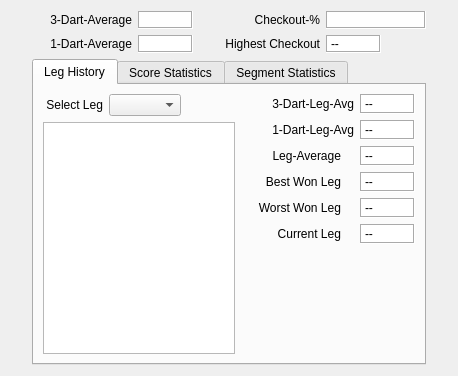
The window that src/stats_window.ui (m1ld3/dartomato) describes before a commit, drawn with Qt 5.
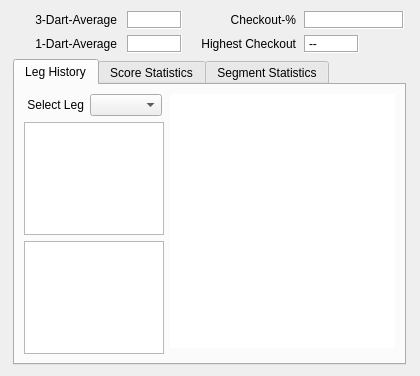
The same window after the commit.

Commit message: Use models and view for statistics window, wip

The edit to the form file:
```diff
--- a/src/stats_window.ui
+++ b/src/stats_window.ui
@@ -6,10 +6,22 @@
    <rect>
     <x>0</x>
     <y>0</y>
-    <width>458</width>
+    <width>420</width>
     <height>369</height>
    </rect>
   </property>
+  <property name="minimumSize">
+   <size>
+    <width>420</width>
+    <height>0</height>
+   </size>
+  </property>
+  <property name="maximumSize">
+   <size>
+    <width>420</width>
+    <height>16777215</height>
+   </size>
+  </property>
   <property name="windowTitle">
    <string>Statistics</string>
   </property>
@@ -325,12 +337,68 @@
            </item>
           </layout>
          </item>
+         <item>
+          <widget class="QListView" name="listViewDartsPerRound"/>
+         </item>
          <item>
           <widget class="QTextBrowser" name="textBrowser"/>
          </item>
         </layout>
        </item>
-       <item row="0" column="1" rowspan="2">
+       <item row="0" column="2">
+        <layout class="QVBoxLayout" name="verticalLayout_12">
+         <item>
+          <widget class="QTableView" name="tableViewLegStats">
+           <property name="minimumSize">
+            <size>
+             <width>225</width>
+             <height>0</height>
+            </size>
+           </property>
+           <property name="frameShape">
+            <enum>QFrame::NoFrame</enum>
+           </property>
+           <property name="verticalScrollBarPolicy">
+            <enum>Qt::ScrollBarAlwaysOff</enum>
+           </property>
+           <property name="horizontalScrollBarPolicy">
+            <enum>Qt::ScrollBarAlwaysOff</enum>
+           </property>
+           <property name="sizeAdjustPolicy">
+            <enum>QAbstractScrollArea::AdjustToContents</enum>
+           </property>
+           <property name="editTriggers">
+            <set>QAbstractItemView::NoEditTriggers</set>
+           </property>
+           <property name="tabKeyNavigation">
+            <bool>false</bool>
+           </property>
+           <property name="showDropIndicator" stdset="0">
+            <bool>false</bool>
+           </property>
+           <property name="dragDropOverwriteMode">
+            <bool>false</bool>
+           </property>
+           <property name="showGrid">
+            <bool>false</bool>
+           </property>
+           <attribute name="horizontalHeaderVisible">
+            <bool>false</bool>
+           </attribute>
+           <attribute name="horizontalHeaderHighlightSections">
+            <bool>false</bool>
+           </attribute>
+           <attribute name="verticalHeaderVisible">
+            <bool>false</bool>
+           </attribute>
+           <attribute name="verticalHeaderHighlightSections">
+            <bool>false</bool>
+           </attribute>
+          </widget>
+         </item>
+        </layout>
+       </item>
+       <item row="0" column="1">
         <spacer name="horizontalSpacer">
          <property name="orientation">
           <enum>Qt::Horizontal</enum>
@@ -343,489 +411,6 @@
          </property>
         </spacer>
        </item>
-       <item row="0" column="2">
-        <layout class="QVBoxLayout" name="verticalLayout_12">
-         <item>
-          <layout class="QHBoxLayout" name="horizontalLayout_16">
-           <item>
-            <spacer name="horizontalSpacer_7">
-             <property name="orientation">
-              <enum>Qt::Horizontal</enum>
-             </property>
-             <property name="sizeHint" stdset="0">
-              <size>
-               <width>40</width>
-               <height>20</height>
-              </size>
-             </property>
-            </spacer>
-           </item>
-           <item>
-            <widget class="QLabel" name="labelLegAvg3">
-             <property name="sizePolicy">
-              <sizepolicy hsizetype="Fixed" vsizetype="Preferred">
-               <horstretch>0</horstretch>
-               <verstretch>0</verstretch>
-              </sizepolicy>
-             </property>
-             <property name="minimumSize">
-              <size>
-               <width>100</width>
-               <height>0</height>
-              </size>
-             </property>
-             <property name="maximumSize">
-              <size>
-               <width>100</width>
-               <height>50</height>
-              </size>
-             </property>
-             <property name="text">
-              <string>3-Dart-Leg-Avg</string>
-             </property>
-             <property name="alignment">
-              <set>Qt::AlignRight|Qt::AlignTrailing|Qt::AlignVCenter</set>
-             </property>
-            </widget>
-           </item>
-           <item>
-            <widget class="QLabel" name="labelLegAvg3Input">
-             <property name="minimumSize">
-              <size>
-               <width>55</width>
-               <height>0</height>
-              </size>
-             </property>
-             <property name="maximumSize">
-              <size>
-               <width>55</width>
-               <height>50</height>
-              </size>
-             </property>
-             <property name="styleSheet">
-              <string notr="true">QLabel {background-color: white}</string>
-             </property>
-             <property name="frameShape">
-              <enum>QFrame::Box</enum>
-             </property>
-             <property name="frameShadow">
-              <enum>QFrame::Sunken</enum>
-             </property>
-             <property name="text">
-              <string>--</string>
-             </property>
-            </widget>
-           </item>
-          </layout>
-         </item>
-         <item>
-          <layout class="QHBoxLayout" name="horizontalLayout_18">
-           <item>
-            <spacer name="horizontalSpacer_6">
-             <property name="orientation">
-              <enum>Qt::Horizontal</enum>
-             </property>
-             <property name="sizeHint" stdset="0">
-              <size>
-               <width>40</width>
-               <height>20</height>
-              </size>
-             </property>
-            </spacer>
-           </item>
-           <item>
-            <widget class="QLabel" name="labelLegAvg1">
-             <property name="sizePolicy">
-              <sizepolicy hsizetype="Fixed" vsizetype="Preferred">
-               <horstretch>0</horstretch>
-               <verstretch>0</verstretch>
-              </sizepolicy>
-             </property>
-             <property name="minimumSize">
-              <size>
-               <width>100</width>
-               <height>0</height>
-              </size>
-             </property>
-             <property name="maximumSize">
-              <size>
-               <width>100</width>
-               <height>50</height>
-              </size>
-             </property>
-             <property name="text">
-              <string>1-Dart-Leg-Avg</string>
-             </property>
-             <property name="alignment">
-              <set>Qt::AlignRight|Qt::AlignTrailing|Qt::AlignVCenter</set>
-             </property>
-            </widget>
-           </item>
-           <item>
-            <widget class="QLabel" name="labelLegAvg1Input">
-             <property name="minimumSize">
-              <size>
-               <width>55</width>
-               <height>0</height>
-              </size>
-             </property>
-             <property name="maximumSize">
-              <size>
-               <width>55</width>
-               <height>50</height>
-              </size>
-             </property>
-             <property name="styleSheet">
-              <string notr="true">QLabel {background-color: white}</string>
-             </property>
-             <property name="frameShape">
-              <enum>QFrame::Box</enum>
-             </property>
-             <property name="frameShadow">
-              <enum>QFrame::Sunken</enum>
-             </property>
-             <property name="text">
-              <string>--</string>
-             </property>
-            </widget>
-           </item>
-          </layout>
-         </item>
-         <item>
-          <layout class="QHBoxLayout" name="horizontalLayout_3">
-           <item>
-            <spacer name="horizontalSpacer_2">
-             <property name="orientation">
-              <enum>Qt::Horizontal</enum>
-             </property>
-             <property name="sizeHint" stdset="0">
-              <size>
-               <width>40</width>
-               <height>20</height>
-              </size>
-             </property>
-            </spacer>
-           </item>
-           <item>
-            <widget class="QLabel" name="labelLegAvg">
-             <property name="sizePolicy">
-              <sizepolicy hsizetype="Fixed" vsizetype="Preferred">
-               <horstretch>0</horstretch>
-               <verstretch>0</verstretch>
-              </sizepolicy>
-             </property>
-             <property name="minimumSize">
-              <size>
-               <width>85</width>
-               <height>0</height>
-              </size>
-             </property>
-             <property name="maximumSize">
-              <size>
-               <width>100</width>
-               <height>50</height>
-              </size>
-             </property>
-             <property name="text">
-              <string>Leg-Average</string>
-             </property>
-             <property name="alignment">
-              <set>Qt::AlignRight|Qt::AlignTrailing|Qt::AlignVCenter</set>
-             </property>
-            </widget>
-           </item>
-           <item>
-            <widget class="QLabel" name="labelLegAvgIcon">
-             <property name="text">
-              <string/>
-             </property>
-            </widget>
-           </item>
-           <item>
-            <widget class="QLabel" name="labelLegAvgInput">
-             <property name="minimumSize">
-              <size>
-               <width>55</width>
-               <height>0</height>
-              </size>
-             </property>
-             <property name="maximumSize">
-              <size>
-               <width>55</width>
-               <height>50</height>
-              </size>
-             </property>
-             <property name="styleSheet">
-              <string notr="true">QLabel {background-color: white}</string>
-             </property>
-             <property name="frameShape">
-              <enum>QFrame::Box</enum>
-             </property>
-             <property name="frameShadow">
-              <enum>QFrame::Sunken</enum>
-             </property>
-             <property name="text">
-              <string>--</string>
-             </property>
-            </widget>
-           </item>
-          </layout>
-         </item>
-         <item>
-          <layout class="QHBoxLayout" name="horizontalLayout_5">
-           <item>
-            <spacer name="horizontalSpacer_4">
-             <property name="orientation">
-              <enum>Qt::Horizontal</enum>
-             </property>
-             <property name="sizeHint" stdset="0">
-              <size>
-               <width>40</width>
-               <height>20</height>
-              </size>
-             </property>
-            </spacer>
-           </item>
-           <item>
-            <widget class="QLabel" name="labelBestLeg">
-             <property name="sizePolicy">
-              <sizepolicy hsizetype="Fixed" vsizetype="Preferred">
-               <horstretch>0</horstretch>
-               <verstretch>0</verstretch>
-              </sizepolicy>
-             </property>
-             <property name="minimumSize">
-              <size>
-               <width>100</width>
-               <height>0</height>
-              </size>
-             </property>
-             <property name="maximumSize">
-              <size>
-               <width>100</width>
-               <height>50</height>
-              </size>
-             </property>
-             <property name="text">
-              <string>Best Won Leg</string>
-             </property>
-             <property name="alignment">
-              <set>Qt::AlignRight|Qt::AlignTrailing|Qt::AlignVCenter</set>
-             </property>
-            </widget>
-           </item>
-           <item>
-            <widget class="QLabel" name="labelBestLegIcon">
-             <property name="text">
-              <string/>
-             </property>
-            </widget>
-           </item>
-           <item>
-            <widget class="QLabel" name="labelBestLegInput">
-             <property name="minimumSize">
-              <size>
-               <width>55</width>
-               <height>0</height>
-              </size>
-             </property>
-             <property name="maximumSize">
-              <size>
-               <width>55</width>
-               <height>50</height>
-              </size>
-             </property>
-             <property name="styleSheet">
-              <string notr="true">QLabel {background-color: white}</string>
-             </property>
-             <property name="frameShape">
-              <enum>QFrame::Box</enum>
-             </property>
-             <property name="frameShadow">
-              <enum>QFrame::Sunken</enum>
-             </property>
-             <property name="text">
-              <string>--</string>
-             </property>
-            </widget>
-           </item>
-          </layout>
-         </item>
-         <item>
-          <layout class="QHBoxLayout" name="horizontalLayout_6">
-           <item>
-            <spacer name="horizontalSpacer_5">
-             <property name="orientation">
-              <enum>Qt::Horizontal</enum>
-             </property>
-             <property name="sizeHint" stdset="0">
-              <size>
-               <width>40</width>
-               <height>20</height>
-              </size>
-             </property>
-            </spacer>
-           </item>
-           <item>
-            <widget class="QLabel" name="labelWorstLeg">
-             <property name="sizePolicy">
-              <sizepolicy hsizetype="Fixed" vsizetype="Preferred">
-               <horstretch>0</horstretch>
-               <verstretch>0</verstretch>
-              </sizepolicy>
-             </property>
-             <property name="minimumSize">
-              <size>
-               <width>100</width>
-               <height>0</height>
-              </size>
-             </property>
-             <property name="maximumSize">
-              <size>
-               <width>100</width>
-               <height>50</height>
-              </size>
-             </property>
-             <property name="text">
-              <string>Worst Won Leg</string>
-             </property>
-             <property name="alignment">
-              <set>Qt::AlignRight|Qt::AlignTrailing|Qt::AlignVCenter</set>
-             </property>
-            </widget>
-           </item>
-           <item>
-            <widget class="QLabel" name="labelWorstLegIcon">
-             <property name="text">
-              <string/>
-             </property>
-            </widget>
-           </item>
-           <item>
-            <widget class="QLabel" name="labelWorstLegInput">
-             <property name="minimumSize">
-              <size>
-               <width>55</width>
-               <height>0</height>
-              </size>
-             </property>
-             <property name="maximumSize">
-              <size>
-               <width>55</width>
-               <height>50</height>
-              </size>
-             </property>
-             <property name="styleSheet">
-              <string notr="true">QLabel {background-color: white}</string>
-             </property>
-             <property name="frameShape">
-              <enum>QFrame::Box</enum>
-             </property>
-             <property name="frameShadow">
-              <enum>QFrame::Sunken</enum>
-             </property>
-             <property name="text">
-              <string>--</string>
-             </property>
-            </widget>
-           </item>
-          </layout>
-         </item>
-         <item>
-          <layout class="QHBoxLayout" name="horizontalLayout_14">
-           <item>
-            <spacer name="horizontalSpacer_8">
-             <property name="orientation">
-              <enum>Qt::Horizontal</enum>
-             </property>
-             <property name="sizeHint" stdset="0">
-              <size>
-               <width>40</width>
-               <height>20</height>
-              </size>
-             </property>
-            </spacer>
-           </item>
-           <item>
-            <widget class="QLabel" name="labelCurrentLegDarts">
-             <property name="sizePolicy">
-              <sizepolicy hsizetype="Fixed" vsizetype="Preferred">
-               <horstretch>0</horstretch>
-               <verstretch>0</verstretch>
-              </sizepolicy>
-             </property>
-             <property name="minimumSize">
-              <size>
-               <width>100</width>
-               <height>0</height>
-              </size>
-             </property>
-             <property name="maximumSize">
-              <size>
-               <width>100</width>
-               <height>50</height>
-              </size>
-             </property>
-             <property name="text">
-              <string>Current Leg</string>
-             </property>
-             <property name="alignment">
-              <set>Qt::AlignRight|Qt::AlignTrailing|Qt::AlignVCenter</set>
-             </property>
-            </widget>
-           </item>
-           <item>
-            <widget class="QLabel" name="labelCurrentLegDartsIcon">
-             <property name="text">
-              <string/>
-             </property>
-            </widget>
-           </item>
-           <item>
-            <widget class="QLabel" name="labelCurrentLegDartsInput">
-             <property name="minimumSize">
-              <size>
-               <width>55</width>
-               <height>0</height>
-              </size>
-             </property>
-             <property name="maximumSize">
-              <size>
-               <width>55</width>
-               <height>50</height>
-              </size>
-             </property>
-             <property name="styleSheet">
-              <string notr="true">QLabel {background-color: white}</string>
-             </property>
-             <property name="frameShape">
-              <enum>QFrame::Box</enum>
-             </property>
-             <property name="frameShadow">
-              <enum>QFrame::Sunken</enum>
-             </property>
-             <property name="text">
-              <string>--</string>
-             </property>
-            </widget>
-           </item>
-          </layout>
-         </item>
-        </layout>
-       </item>
-       <item row="1" column="2">
-        <spacer name="verticalSpacer_2">
-         <property name="orientation">
-          <enum>Qt::Vertical</enum>
-         </property>
-         <property name="sizeHint" stdset="0">
-          <size>
-           <width>20</width>
-           <height>116</height>
-          </size>
-         </property>
-        </spacer>
-       </item>
       </layout>
      </widget>
      <widget class="QWidget" name="tab1">
```
The commit also changes 26 other files.
